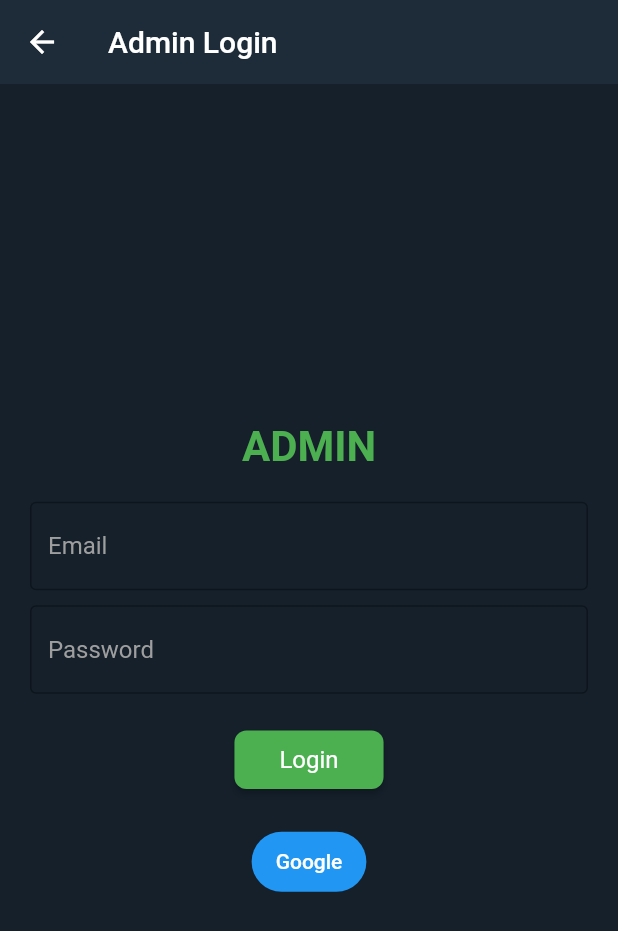
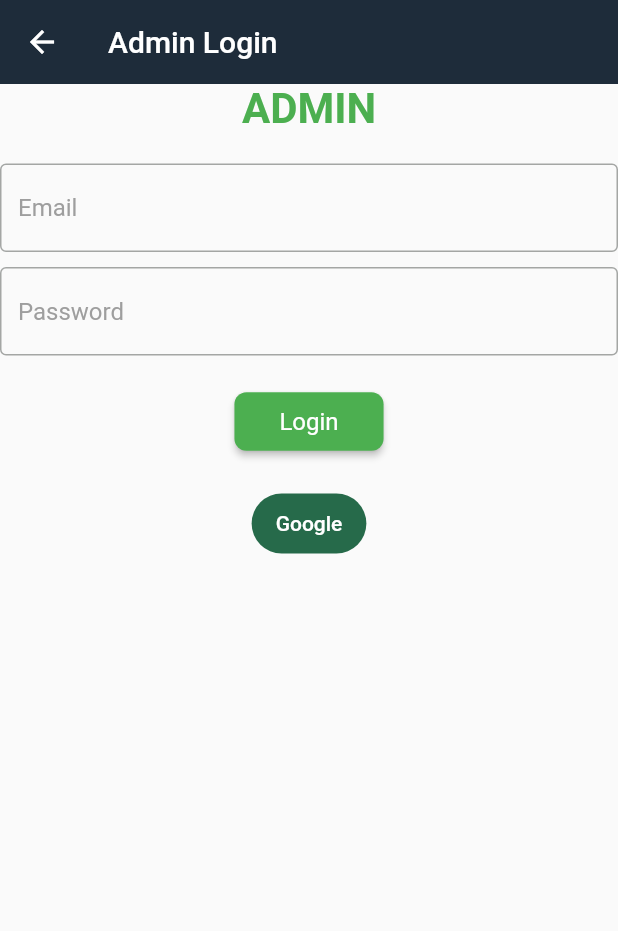
Before and after one commit to karthzzz/attendance, a Flutter app: the screen it shows after launch, after a tap on "Admin", on a phone screen of 412 x 824 dp. Shown: the top 931 px of the screen. Run offline on Flutter 3.47's test engine with Material 2 defaults, Android fonts, the light colour scheme and no system bars; our stand-ins replace file_picker, firebase_auth, firebase_core, firebase_database, google_sign_in; missing offline and left inert: excel, multiselect; accounts and stored records are empty; network calls fail.

Commit message:
fifth commit
changing frontend and adding sms API

```diff
--- a/lib/main.dart
+++ b/lib/main.dart
@@ -3,10 +3,16 @@ import 'package:attendance1/widget/home.dart';
 import 'package:firebase_core/firebase_core.dart';
 import 'package:flutter/material.dart';
 
-void main()async {
+final kColorSheme =
+    ColorScheme.fromSeed(seedColor: Color.fromARGB(255, 47, 116, 82));
+
+void main() async {
   WidgetsFlutterBinding.ensureInitialized();
-  await Firebase.initializeApp(
-    options: DefaultFirebaseOptions.currentPlatform
+  await Firebase.initializeApp(options: DefaultFirebaseOptions.currentPlatform);
+  runApp(
+     MaterialApp(
+      theme: ThemeData(colorScheme: kColorSheme),
+      home: Home(),
+    ),
   );
-  runApp(const MaterialApp(home: Home(),));
 }
--- a/lib/widget/admin/admin.dart
+++ b/lib/widget/admin/admin.dart
@@ -40,9 +40,7 @@ class _LoginPageState extends State<LoginPage> {
         elevation: 0,
         backgroundColor: Color(0xFF1E2C3A),
       ),
-      body: Container(
-        color: Color(0xFF15202B),
-        padding: EdgeInsets.all(20),
+      body: SingleChildScrollView(
         child: Column(
           mainAxisAlignment: MainAxisAlignment.center,
           children: [
--- a/lib/widget/admin/admin_page.dart
+++ b/lib/widget/admin/admin_page.dart
@@ -1,6 +1,6 @@
 import 'package:flutter/material.dart';
 import 'admin_branch_page.dart';
-import '../attendance_page.dart';
+import 'attendance_page.dart';
 
 class HomePage extends StatelessWidget {
   @override
--- a/lib/widget/faculty/faculty_login.dart
+++ b/lib/widget/faculty/faculty_login.dart
@@ -1,5 +1,4 @@
 import 'package:attendance1/firebase/firebaseQueries.dart';
-import 'package:attendance1/widget/admin/admin_branch_page.dart';
 import 'package:attendance1/widget/faculty/faculty_branch_list.dart';
 import 'package:flutter/material.dart';
 
--- a/lib/widget/home.dart
+++ b/lib/widget/home.dart
@@ -1,4 +1,3 @@
-
 import 'package:attendance1/widget/admin/admin.dart';
 import 'package:attendance1/widget/faculty/faculty_login.dart';
 import 'package:attendance1/widget/faculty/faculty_register.dart';
@@ -11,23 +10,61 @@ class Home extends StatelessWidget {
 
   @override
   Widget build(BuildContext context) {
+
+    Route _createRoute() {
+      return PageRouteBuilder(
+          transitionDuration: Duration(seconds: 1),
+          reverseTransitionDuration: Duration(seconds: 1),
+          pageBuilder: (context, animation, secondaryAnimation) => LoginPage(),
+          transitionsBuilder: (context, animation, secondaryAnimation, child) {
+            const begin = Offset(0.0, 1.0);
+            const end = Offset.zero;
+            const curve = Curves.elasticInOut;
+
+            final tween = Tween(begin: begin, end: end);
+            final curvedAnimation = CurvedAnimation(
+              parent: animation,
+              curve: curve,
+            );
+
+            return SlideTransition(
+              position: tween.animate(curvedAnimation ),
+              child: child,
+            );
+          });
+    }
+
+    final userColoScheme = Theme.of(context).colorScheme;
     return Scaffold(
       appBar: AppBar(
-        title: Text('NRIIT Attendance'),
+        title: Text(
+          'NRIIT Attendance',
+          style: TextStyle(color: userColoScheme.inverseSurface),
+        ),
         elevation: 0, // Remove shadow from app bar
-        backgroundColor: Color(0xFF1E2C3A), // Dark blue app bar color
+        backgroundColor: Theme.of(context).colorScheme.primaryContainer,
+        foregroundColor: Theme.of(context)
+            .colorScheme
+            .onPrimaryContainer, // Dark blue app bar color
       ),
       body: Container(
-        color: const Color(0xFF15202B), // Darker background color
+        decoration: BoxDecoration(
+          gradient: LinearGradient(
+            colors: [
+              Theme.of(context).colorScheme.secondaryContainer,
+              Theme.of(context).colorScheme.tertiaryContainer,
+            ],
+          ),
+        ), // Darker background color
         padding: const EdgeInsets.all(20),
         child: Column(
           crossAxisAlignment: CrossAxisAlignment.start,
           children: [
             const SizedBox(height: 40),
-            const Text(
+            Text(
               'Hello, Attendees!',
               style: TextStyle(
-                color: Colors.white,
+                color: userColoScheme.onPrimaryContainer,
                 fontSize: 28,
                 fontWeight: FontWeight.bold,
               ),
@@ -38,12 +75,7 @@ class Home extends StatelessWidget {
               icon: Icons.admin_panel_settings,
               color: const Color(0xFFE57373), // Light red button color
               onPressed: () {
-                Navigator.push(
-                  context,
-                  MaterialPageRoute(
-                    builder: (context) => LoginPage(),
-                  ),
-                );
+                Navigator.push(context, _createRoute());
               },
             ),
             const SizedBox(height: 10),
--- a/lib/widget/list_of_student.dart
+++ b/lib/widget/list_of_student.dart
@@ -1,6 +1,5 @@
 import 'package:attendance1/firebase/firebaseQueries.dart';
 import 'package:attendance1/widget/addClass.dart';
-import 'package:attendance1/widget/admin/admin_branch_page.dart';
 import 'package:attendance1/widget/student_list.dart';
 import 'package:flutter/material.dart';
 
@@ -80,7 +79,7 @@ class _ListOfStudentState extends State<ListOfStudent> {
       ),
       body: SingleChildScrollView(
         child: Container(
-          decoration: BoxDecoration(
+          decoration: const BoxDecoration(
               gradient: LinearGradient(
                   colors: [Colors.white10, Colors.lightBlue, Colors.green])),
           child: Column(
```
Also changed, not shown: lib/firebase/firebaseQueries.dart (+67 -3 lines), lib/widget/faculty/faculty_edit_attendance.dart (+31 -10 lines), lib/widget/faculty/faculty_register.dart (+22 -16 lines), lib/widget/faculty/faculty_student_list.dart (+21 -8 lines), lib/widget/admin/attendance_page.dart (renamed from lib/widget/attendance_page.dart).
